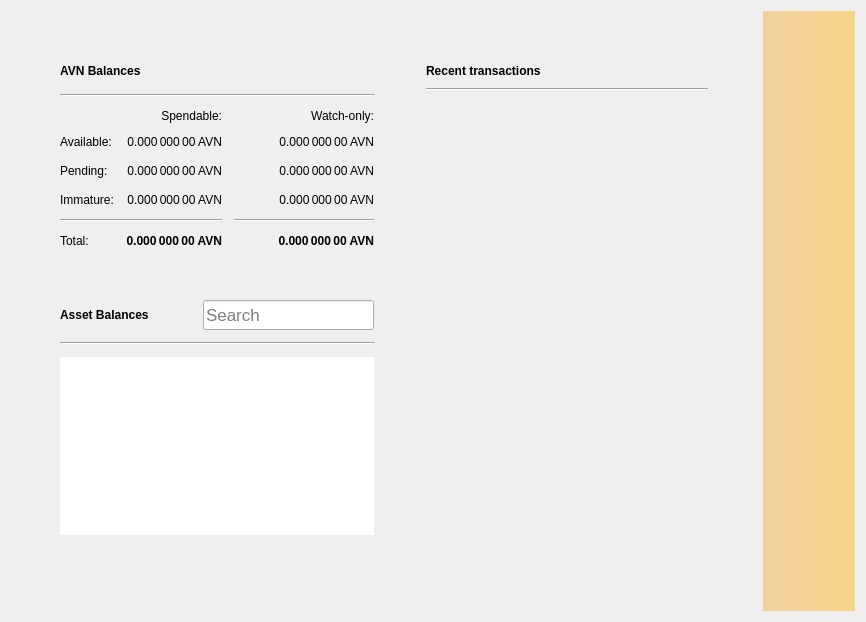
Above: src/qt/forms/overviewpage.ui from AvianNetwork/Avian before the change. Below: the same form after it.
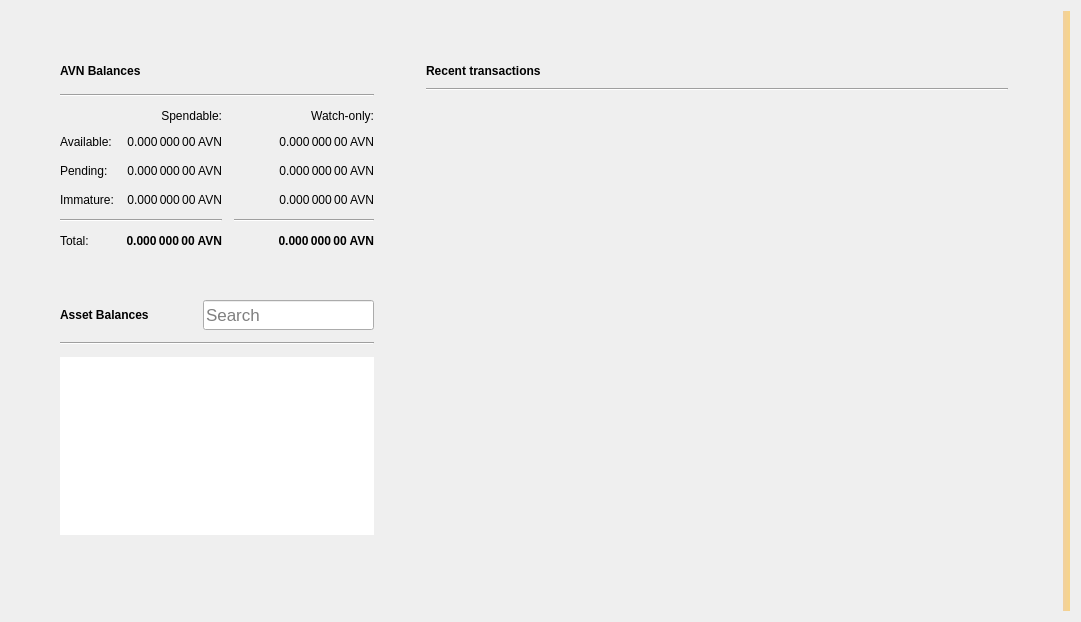
That is the form after the change. Icons and pictures are not drawn.

What changed in the file:
```diff
--- a/src/qt/forms/overviewpage.ui
+++ b/src/qt/forms/overviewpage.ui
@@ -611,7 +611,7 @@
          </property>
          <property name="minimumSize">
           <size>
-           <width>300</width>
+           <width>600</width>
            <height>0</height>
           </size>
          </property>
@@ -739,6 +739,12 @@
    </item>
    <item>
     <widget class="QLabel" name="labelAlerts">
+     <property name="maximumSize">
+      <size>
+       <width>100</width>
+       <height>16777215</height>
+      </size>
+     </property>
      <property name="visible">
       <bool>false</bool>
      </property>
```
